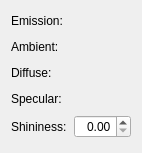
Old version of the form nodeitemdetailwidget/modelwidget/materialwidget.ui in the repository nirjacobson/Sahara-Studio.
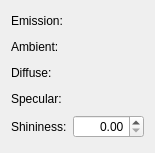
New version of the form. Custom widgets are drawn as their Qt base class.

What changed in the file:
```diff
--- a/nodeitemdetailwidget/modelwidget/materialwidget.ui
+++ b/nodeitemdetailwidget/modelwidget/materialwidget.ui
@@ -144,6 +144,9 @@
        <property name="alignment">
         <set>Qt::AlignRight|Qt::AlignTrailing|Qt::AlignVCenter</set>
        </property>
+       <property name="maximum">
+        <double>1000.000000000000000</double>
+       </property>
       </widget>
      </item>
     </layout>
```
